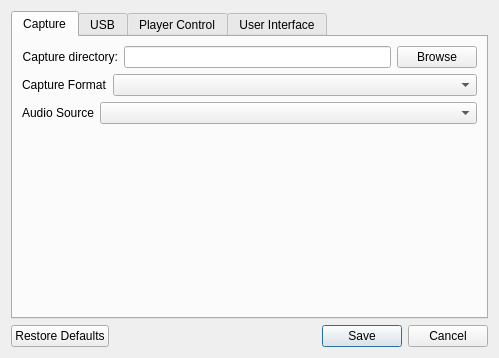
Qt form Linux-Application/DomesdayDuplicator/configurationdialog.ui (JonasCz/DomesdayDuplicator-audio-ADC) before a commit.
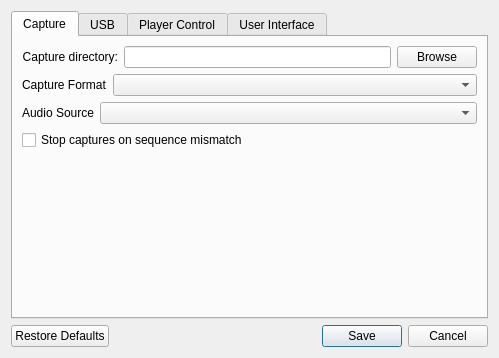
The same form after that commit. The open tabs and pages were chosen to show the change.

What changed in the file:
```diff
--- a/Linux-Application/DomesdayDuplicator/configurationdialog.ui
+++ b/Linux-Application/DomesdayDuplicator/configurationdialog.ui
@@ -119,6 +119,13 @@
          </item>
         </layout>
        </item>
+       <item>
+        <widget class="QCheckBox" name="stopOnDroppedSamplesCheckBox">
+         <property name="text">
+          <string>Stop captures on sequence mismatch</string>
+         </property>
+        </widget>
+       </item>
        <item>
         <spacer name="verticalSpacer_2">
          <property name="sizeHint" stdset="0">
```
